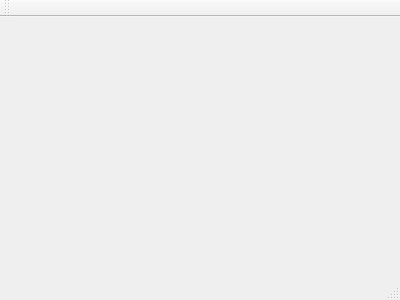
This is mainwindow.ui in vudaoanhtuan/assigment2 as Qt 5 draws it before an edit. The edited form follows.
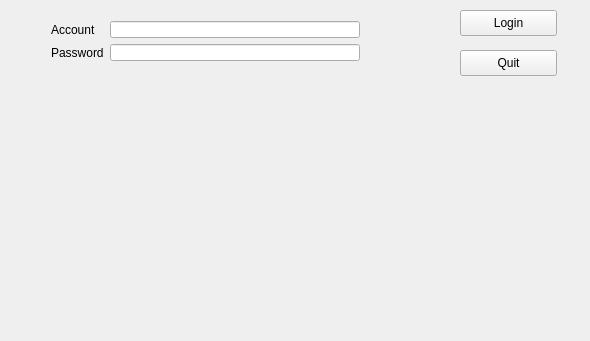
This is the edited form.

Commit message: add login form

Patch:
```diff
--- a/mainwindow.ui
+++ b/mainwindow.ui
@@ -1,24 +1,102 @@
 <ui version="4.0">
  <class>MainWindow</class>
- <widget class="QMainWindow" name="MainWindow" >
-  <property name="geometry" >
+ <widget class="QMainWindow" name="MainWindow">
+  <property name="geometry">
    <rect>
     <x>0</x>
     <y>0</y>
-    <width>400</width>
-    <height>300</height>
+    <width>590</width>
+    <height>341</height>
    </rect>
   </property>
   <property name="windowTitle" >
    <string>MainWindow</string>
   </property>
-  <widget class="QMenuBar" name="menuBar" />
-  <widget class="QToolBar" name="mainToolBar" />
-  <widget class="QWidget" name="centralWidget" />
-  <widget class="QStatusBar" name="statusBar" />
+  <widget class="QWidget" name="centralWidget">
+   <widget class="QPushButton" name="submit">
+    <property name="geometry">
+     <rect>
+      <x>460</x>
+      <y>10</y>
+      <width>97</width>
+      <height>26</height>
+     </rect>
+    </property>
+    <property name="text">
+     <string>Login</string>
+    </property>
+   </widget>
+   <widget class="QPushButton" name="quit">
+    <property name="geometry">
+     <rect>
+      <x>460</x>
+      <y>50</y>
+      <width>97</width>
+      <height>26</height>
+     </rect>
+    </property>
+    <property name="text">
+     <string>Quit</string>
+    </property>
+   </widget>
+   <widget class="QLabel" name="status">
+    <property name="geometry">
+     <rect>
+      <x>40</x>
+      <y>70</y>
+      <width>331</width>
+      <height>21</height>
+     </rect>
+    </property>
+    <property name="text">
+     <string/>
+    </property>
+   </widget>
+   <widget class="QWidget" name="">
+    <property name="geometry">
+     <rect>
+      <x>40</x>
+      <y>10</y>
+      <width>331</width>
+      <height>62</height>
+     </rect>
+    </property>
+    <layout class="QFormLayout" name="formLayout">
+     <item row="0" column="0">
+      <widget class="QLabel" name="account">
+       <property name="text">
+        <string>Account</string>
+       </property>
+      </widget>
+     </item>
+     <item row="0" column="1">
+      <widget class="QLineEdit" name="input_acc"/>
+     </item>
+     <item row="1" column="0">
+      <widget class="QLabel" name="password">
+       <property name="text">
+        <string>Password</string>
+       </property>
+      </widget>
+     </item>
+     <item row="1" column="1">
+      <widget class="QLineEdit" name="input_pass"/>
+     </item>
+    </layout>
+   </widget>
+  </widget>
+  <widget class="QMenuBar" name="menuBar">
+   <property name="geometry">
+    <rect>
+     <x>0</x>
+     <y>0</y>
+     <width>590</width>
+     <height>25</height>
+    </rect>
+   </property>
+  </widget>
  </widget>
- <layoutDefault spacing="6" margin="11" />
- <pixmapfunction></pixmapfunction>
+ <layoutdefault spacing="6" margin="11"/>
  <resources/>
  <connections/>
 </ui>
```
Left out of the diff: 3 changed lines with no effect on the pictures. The commit also changes 4 other files.
